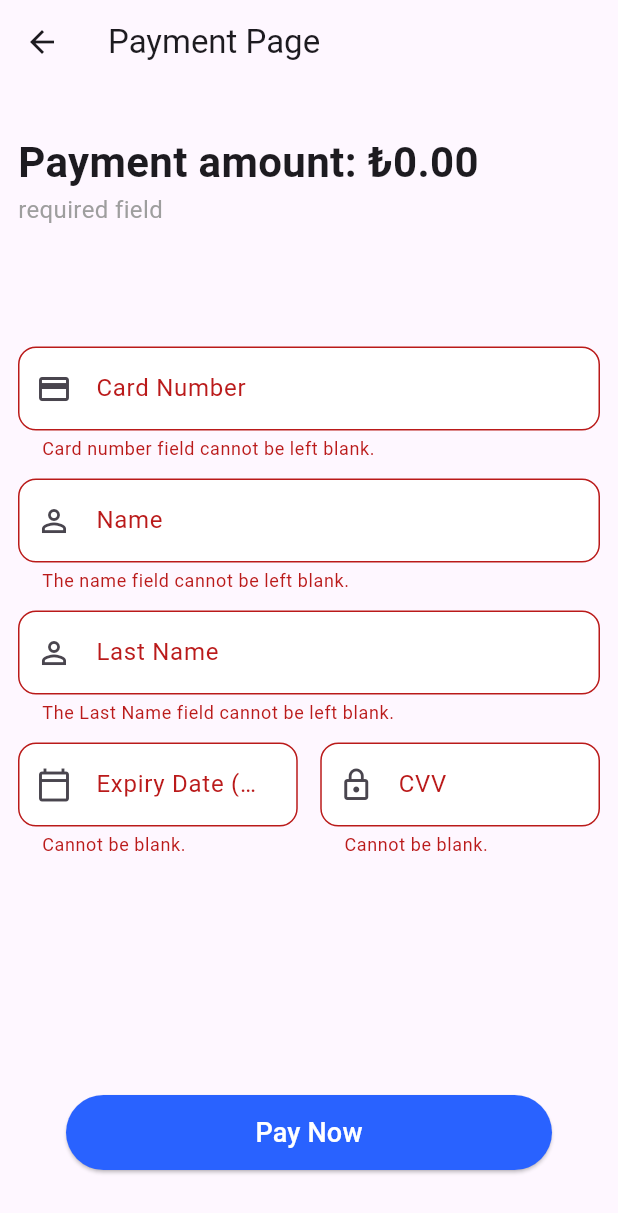
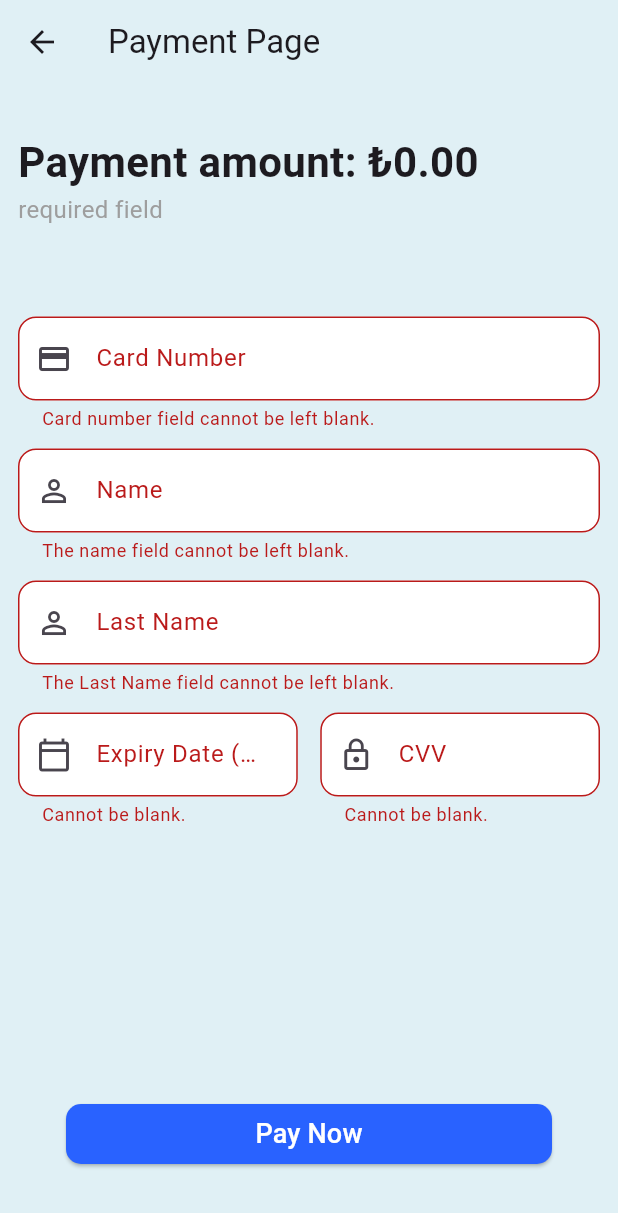
Before and after one commit to YoncaEsendemir/YoncaEsendemir_E-commerce_Proje, a Flutter app: the PaymentPage screen opened directly with empty values, after a tap on "Pay Now", on a phone screen of 412 x 824 dp. Shown: the top 1213 px of the screen. Run offline on Flutter 3.47's test engine with Material 3 defaults, Android fonts, the light colour scheme and no system bars; network calls fail.

Commit message:
Design adjustments were made. Screenshots were added.

```diff
--- a/lib/views/cart_screen.dart
+++ b/lib/views/cart_screen.dart
@@ -29,7 +29,8 @@ class _CartScreenState extends State<CartScreen> {
       final double totalSum= cartList.fold(0.0 ,(sum,item) => sum + (item.price ?? 0.0)  );
 
     return Scaffold(
-      appBar: AppBar(title: Text("Home Page")),
+      backgroundColor: const Color.fromARGB(255, 224, 240, 245),
+      appBar: AppBar(title: Text("Shopping Bag"),backgroundColor: const Color.fromARGB(255, 224, 240, 245),),
 
       body: SafeArea(
         child: Padding(
@@ -82,7 +83,7 @@ class _CartScreenState extends State<CartScreen> {
               style: TextStyle(
                  fontSize: 20,
                  fontWeight: FontWeight.bold,
-                 color:Colors.black),
+                 color:Colors.black54),
                  ),
 
               const  SizedBox(height: 24),
--- a/lib/views/payment_page.dart
+++ b/lib/views/payment_page.dart
@@ -19,7 +19,8 @@ class _PaymentPageState extends State<PaymentPage> {
   @override
   Widget build(BuildContext context) {
     return Scaffold(
-      appBar: AppBar(title: const Text("Payment Page")),
+      backgroundColor: const Color.fromARGB(255, 224, 240, 245),
+      appBar: AppBar(title: const Text("Payment Page"),backgroundColor: const Color.fromARGB(255, 224, 240, 245),),
       body: Padding(
         padding: const EdgeInsets.all(12.0),
         child: Form(
@@ -36,7 +37,7 @@ class _PaymentPageState extends State<PaymentPage> {
                 "required field",
                 style: TextStyle(fontSize: 16, fontWeight: FontWeight.normal, color: Colors.grey),
               ),
-              const SizedBox(height: 80),
+              const SizedBox(height: 60),
 
    Expanded(
      child: Column(
@@ -175,14 +176,33 @@ class _PaymentPageState extends State<PaymentPage> {
                   if (fromKey.currentState!.validate()) {
                     // Form doğrulaması başarılıysa ödeme işlemlerini tetikle
                     ScaffoldMessenger.of(context).showSnackBar(
-                      const SnackBar(content: Text('Processing Payment...')),
+                      const SnackBar(content:
+                      Row(
+                        children: [
+                       Icon(Icons.add_card_outlined ,color: Colors.white,),
+                       SizedBox(width: 12,),
+                      Text('Processing Payment...', style:
+                       TextStyle(fontSize: 16,
+                       color: Colors.white, fontWeight:
+                       FontWeight.bold),),
+                        ],
+                      ),
+
+                      backgroundColor: Colors.green,
+                      behavior: SnackBarBehavior.floating,
+                      duration: Duration(seconds: 1),
+
+                      ),
                     );
                   }
                 },
                 style: ElevatedButton.styleFrom(
-                  minimumSize: const Size(double.infinity, 50),
-                  backgroundColor: Colors.blueAccent.shade700,
-                ),
+                    backgroundColor: Colors.blueAccent.shade700,
+                    minimumSize: Size(double.infinity, 40),
+                    shape: RoundedRectangleBorder(
+                    borderRadius: BorderRadiusGeometry.circular(10)
+                    )
+                  ),
                 child: const Text("Pay Now", style: TextStyle(color: Colors.white, fontSize: 18)),
               ),
             )
```
Also changed, not shown: lib/components/cart_item_tile.dart (+4 -4 lines), lib/views/home_screen.dart (+5 -4 lines), lib/views/product_detail_screen.dart (+6 -4 lines).
